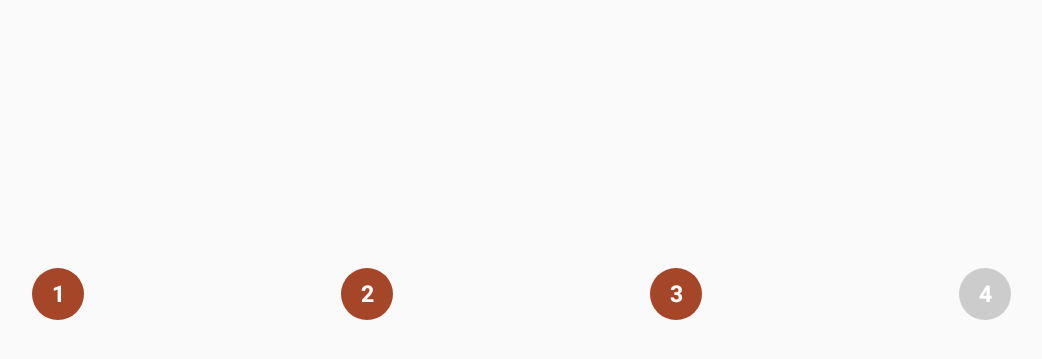
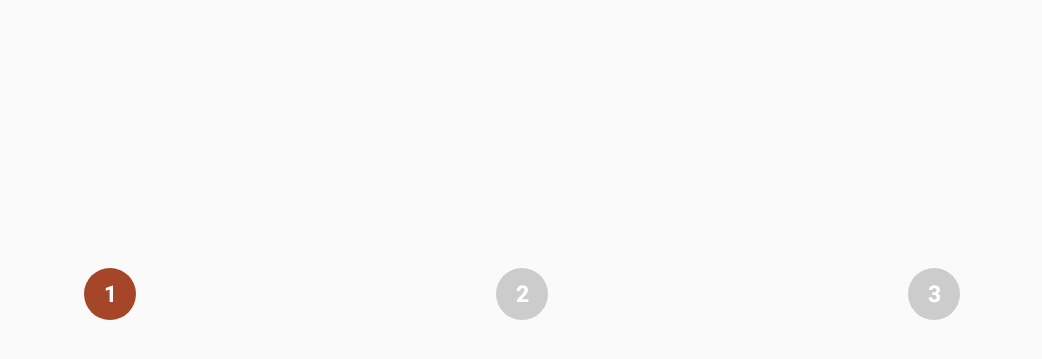
Before and after one commit to kofigyan/SoronkoStepper, an Android app: the StepperFourCheckActivity screen opened directly, with no data from a screen before it, on a phone screen of 824 x 412 dp (held sideways). Shown: the top 359 px of the screen, without its empty margins (96-1138 px from the left). Run offline under Robolectric (Android 15) with nearby library versions, the phone set to English and light mode, and no system bars.

Commit message:
check Readme.md update

```diff
--- a/app/src/main/res/layout/activity_check_four_stepper.xml
+++ b/app/src/main/res/layout/activity_check_four_stepper.xml
@@ -9,8 +9,9 @@
     <com.kofigyan.soronkostepper.SoronkoStepper
             android:layout_width="match_parent"
             android:id="@+id/soronko_stepper"
-            app:ssv_maxStepperNumber="four"
-            app:ssv_currentStepperNumber="three"
+            app:ssv_animationStartDelay="1500"
+            app:ssv_maxStepperNumber="three"
+            app:ssv_currentStepperNumber="two"
             android:layout_height="wrap_content"/>
 
 </LinearLayout>
```
Also changed, not shown: 2 other files.
